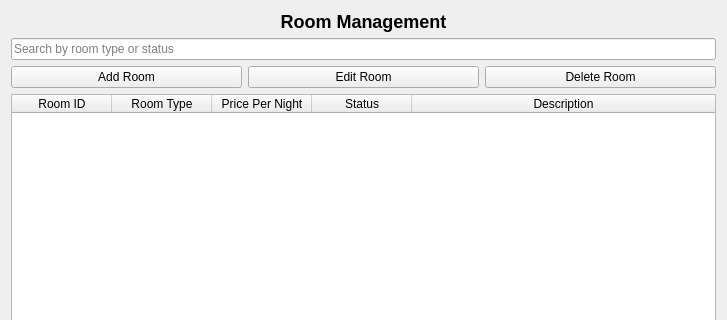
First picture: the form in rooms.ui, repository WeWeBunnyX/HotelReservationSQL_Application, before the edit; both pictures show x 0 to 727 and y 0 to 320 of the 727 by 600 pixel window.
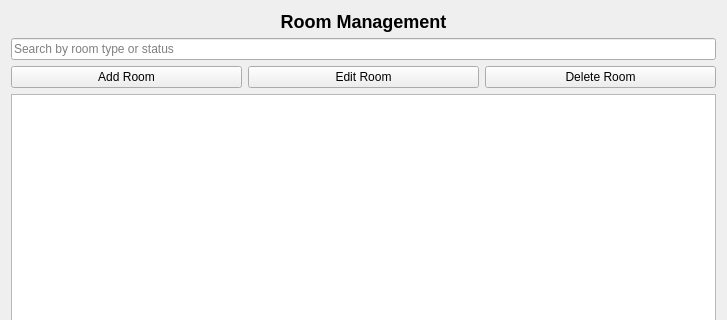
Second picture: the form after the edit.

Commit message:
Test RoomModule functionality - partial
- SQL Transaction commit -> pass

- Table Data View -> fail

Diff of the .ui file:
```diff
--- a/rooms.ui
+++ b/rooms.ui
@@ -64,35 +64,19 @@
     </layout>
    </item>
    <item>
-    <widget class="QTableWidget" name="roomsTable">
+    <widget class="QTableView" name="roomsTable">
+     <property name="sizePolicy">
+      <sizepolicy hsizetype="Expanding" vsizetype="Expanding">
+       <horstretch>0</horstretch>
+       <verstretch>0</verstretch>
+      </sizepolicy>
+     </property>
      <attribute name="horizontalHeaderStretchLastSection">
       <bool>true</bool>
      </attribute>
-     <column>
-      <property name="text">
-       <string>Room ID</string>
-      </property>
-     </column>
-     <column>
-      <property name="text">
-       <string>Room Type</string>
-      </property>
-     </column>
-     <column>
-      <property name="text">
-       <string>Price Per Night</string>
-      </property>
-     </column>
-     <column>
-      <property name="text">
-       <string>Status</string>
-      </property>
-     </column>
-     <column>
-      <property name="text">
-       <string>Description</string>
-      </property>
-     </column>
+     <attribute name="verticalHeaderStretchLastSection">
+      <bool>false</bool>
+     </attribute>
     </widget>
    </item>
   </layout>
```
The commit also changes 2 other files.
